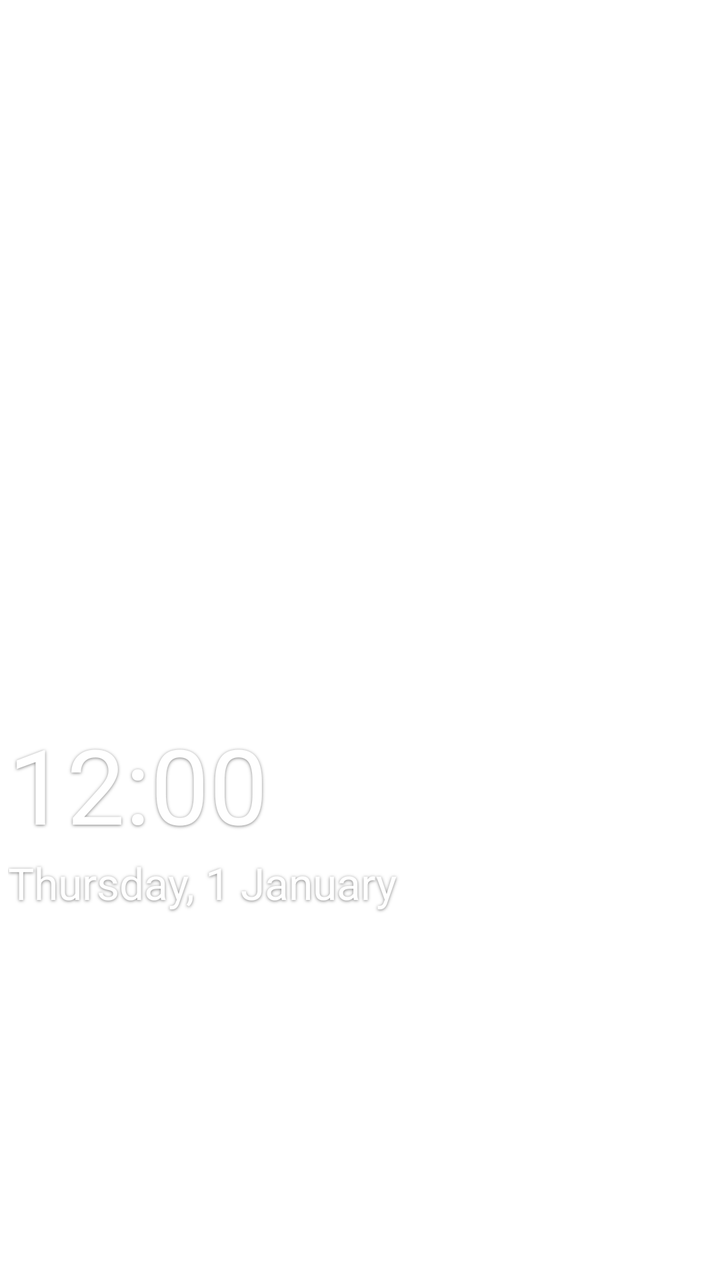
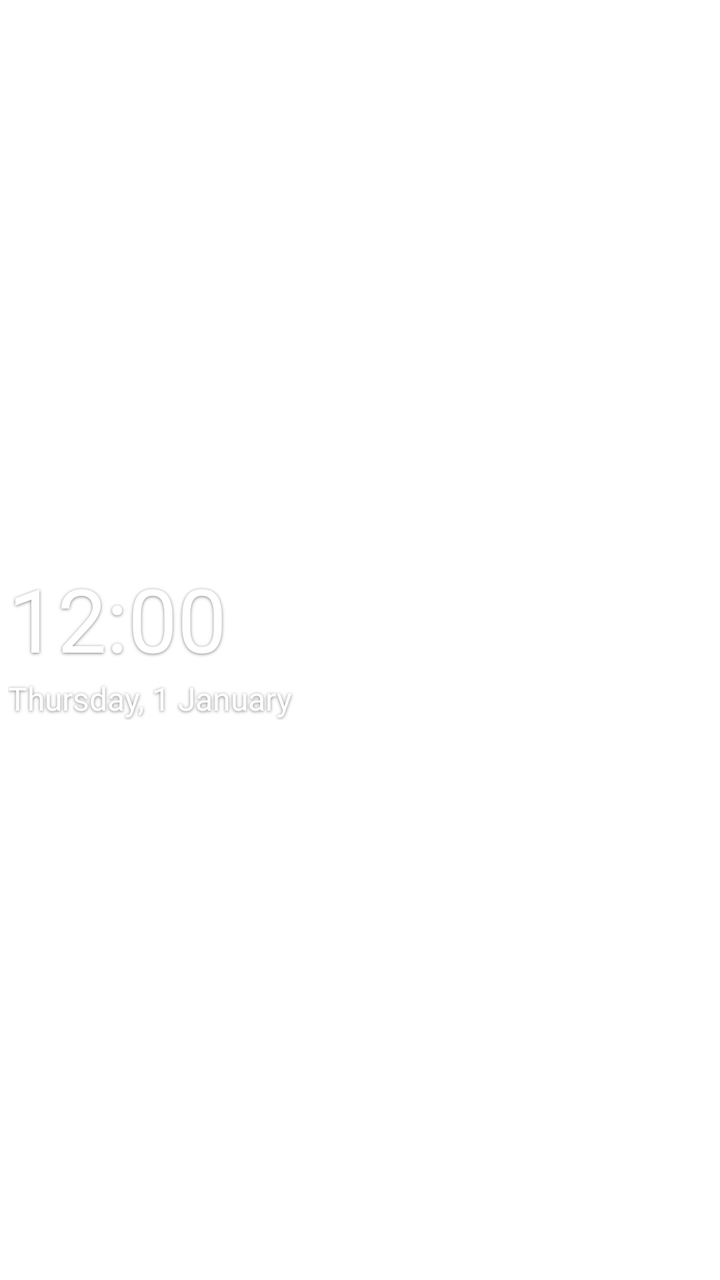

Before-and-after screenshots of an Android layout around one commit, followed by the original layout XML and the change that was made.
<!-- AndroidManifest.xml: application theme Theme.VictoriaLauncher -->
<!-- res/layout/widget_clock.xml -->
<?xml version="1.0" encoding="utf-8"?>
<LinearLayout xmlns:android="http://schemas.android.com/apk/res/android"
    android:layout_width="match_parent"
    android:layout_height="match_parent"
    android:orientation="vertical"
    android:gravity="center_vertical"
    android:paddingStart="4dp"
    android:paddingEnd="4dp">

    <TextClock
        android:id="@+id/widget_time"
        android:layout_width="match_parent"
        android:layout_height="0dp"
        android:layout_weight="2"
        android:format12Hour="h:mm"
        android:format24Hour="HH:mm"
        android:textColor="@color/widget_clock_text"
        android:textSize="44sp"
        android:autoSizeTextType="uniform"
        android:autoSizeMinTextSize="24sp"
        android:autoSizeMaxTextSize="52sp"
        android:maxLines="1"
        android:gravity="bottom|start"
        android:shadowColor="#80000000"
        android:shadowDx="0"
        android:shadowDy="1"
        android:shadowRadius="4"
        android:contentDescription="@string/widget_clock_time" />

    <TextClock
        android:id="@+id/widget_date"
        android:layout_width="match_parent"
        android:layout_height="0dp"
        android:layout_weight="1"
        android:format12Hour="EEEE, d MMMM"
        android:format24Hour="EEEE, d MMMM"
        android:textColor="@color/widget_clock_text"
        android:textSize="16sp"
        android:autoSizeTextType="uniform"
        android:autoSizeMinTextSize="12sp"
        android:autoSizeMaxTextSize="22sp"
        android:maxLines="1"
        android:gravity="top|start"
        android:shadowColor="#80000000"
        android:shadowDx="0"
        android:shadowDy="1"
        android:shadowRadius="4"
        android:contentDescription="@string/widget_clock_date" />
</LinearLayout>
<!-- resources referenced by this layout -->
<resources>
  <color name="widget_clock_text">#FFFFFFFF</color>
  <string name="widget_clock_date">Date</string>
  <string name="widget_clock_time">Time</string>
</resources>

<!-- the commit's change to res/layout/widget_clock.xml (unified diff, before → after) -->
@@ -10,17 +10,13 @@
     <TextClock
         android:id="@+id/widget_time"
         android:layout_width="match_parent"
-        android:layout_height="0dp"
-        android:layout_weight="2"
+        android:layout_height="wrap_content"
         android:format12Hour="h:mm"
         android:format24Hour="HH:mm"
         android:textColor="@color/widget_clock_text"
         android:textSize="44sp"
-        android:autoSizeTextType="uniform"
-        android:autoSizeMinTextSize="24sp"
-        android:autoSizeMaxTextSize="52sp"
         android:maxLines="1"
-        android:gravity="bottom|start"
+        android:gravity="start"
         android:shadowColor="#80000000"
         android:shadowDx="0"
         android:shadowDy="1"
@@ -30,17 +26,13 @@
     <TextClock
         android:id="@+id/widget_date"
         android:layout_width="match_parent"
-        android:layout_height="0dp"
-        android:layout_weight="1"
+        android:layout_height="wrap_content"
         android:format12Hour="EEEE, d MMMM"
         android:format24Hour="EEEE, d MMMM"
         android:textColor="@color/widget_clock_text"
         android:textSize="16sp"
-        android:autoSizeTextType="uniform"
-        android:autoSizeMinTextSize="12sp"
-        android:autoSizeMaxTextSize="22sp"
         android:maxLines="1"
-        android:gravity="top|start"
+        android:gravity="start"
         android:shadowColor="#80000000"
         android:shadowDx="0"
         android:shadowDy="1"
